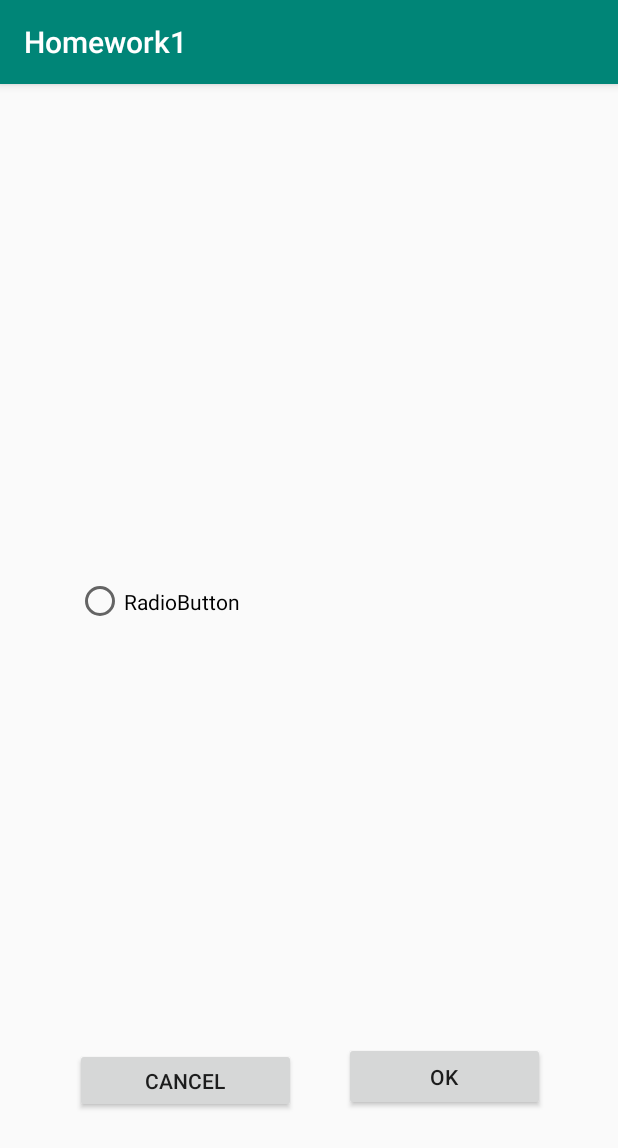
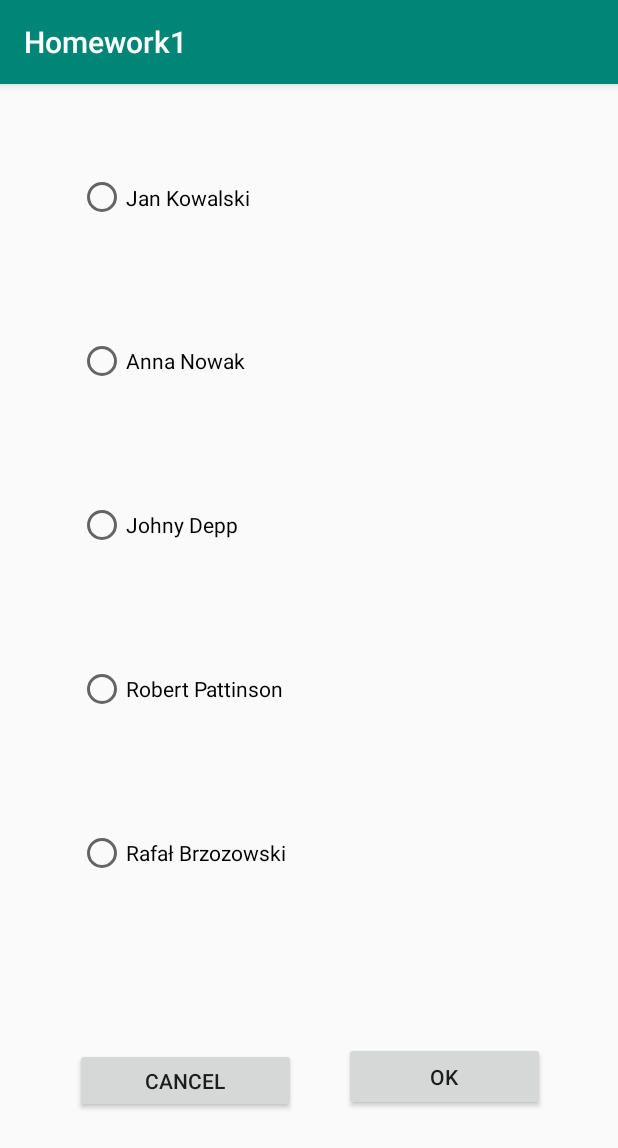
Before and after one commit to karbawona/task1, an Android app: the ContactActivity screen opened directly, with no data from a screen before it, on a phone screen of 412 x 824 dp. Shown: the top 1148 px of the screen. Run offline under Robolectric (Android 15) with nearby library versions, the phone set to English and light mode, and no system bars.

Commit message:
changed radio buttons

```diff
--- a/app/src/main/res/layout/activity_contact2.xml
+++ b/app/src/main/res/layout/activity_contact2.xml
@@ -48,14 +48,49 @@
         android:layout_marginBottom="100dp"
         app:layout_constraintBottom_toBottomOf="parent"
         app:layout_constraintEnd_toEndOf="parent"
+        app:layout_constraintHorizontal_bias="0.532"
         app:layout_constraintStart_toStartOf="parent"
-        app:layout_constraintTop_toTopOf="parent">
+        app:layout_constraintTop_toTopOf="parent"
+        app:layout_constraintVertical_bias="0.0">
 
         <RadioButton
             android:id="@+id/radioButton"
             android:layout_width="wrap_content"
             android:layout_height="wrap_content"
             android:layout_weight="1"
-            android:text="RadioButton" />
+            android:onClick="onRadioButtonClick"
+            android:text="Jan Kowalski" />
+
+        <RadioButton
+            android:id="@+id/radioButton2"
+            android:layout_width="wrap_content"
+            android:layout_height="wrap_content"
+            android:layout_weight="1"
+            android:onClick="onRadioButtonClick"
+            android:text="Anna Nowak" />
+
+        <RadioButton
+            android:id="@+id/radioButton3"
+            android:layout_width="wrap_content"
+            android:layout_height="wrap_content"
+            android:layout_weight="1"
+            android:onClick="onRadioButtonClick"
+            android:text="Johny Depp" />
+
+        <RadioButton
+            android:id="@+id/radioButton4"
+            android:layout_width="wrap_content"
+            android:layout_height="wrap_content"
+            android:layout_weight="1"
+            android:onClick="onRadioButtonClick"
+            android:text="Robert Pattinson" />
+
+        <RadioButton
+            android:id="@+id/radioButton5"
+            android:layout_width="wrap_content"
+            android:layout_height="wrap_content"
+            android:layout_weight="1"
+            android:onClick="onRadioButtonClick"
+            android:text="Rafał Brzozowski" />
     </RadioGroup>
 </android.support.constraint.ConstraintLayout>
--- a/app/src/main/res/layout/activity_main.xml
+++ b/app/src/main/res/layout/activity_main.xml
@@ -65,14 +65,16 @@
         android:layout_width="wrap_content"
         android:layout_height="wrap_content"
         android:layout_marginStart="339dp"
-        android:layout_marginTop="659dp"
+        android:layout_marginTop="8dp"
         android:layout_marginEnd="16dp"
-        android:layout_marginBottom="16dp"
+        android:layout_marginBottom="84dp"
         android:clickable="true"
         app:layout_constraintBottom_toBottomOf="parent"
         app:layout_constraintEnd_toEndOf="parent"
+        app:layout_constraintHorizontal_bias="0.0"
         app:layout_constraintStart_toStartOf="parent"
         app:layout_constraintTop_toTopOf="parent"
+        app:layout_constraintVertical_bias="1.0"
         app:srcCompat="@android:drawable/ic_media_play" />
 
 </android.support.constraint.ConstraintLayout>
```
Also changed, not shown: app/src/main/java/com/example/homework1/ContactActivity.java (+38 -2 lines).
